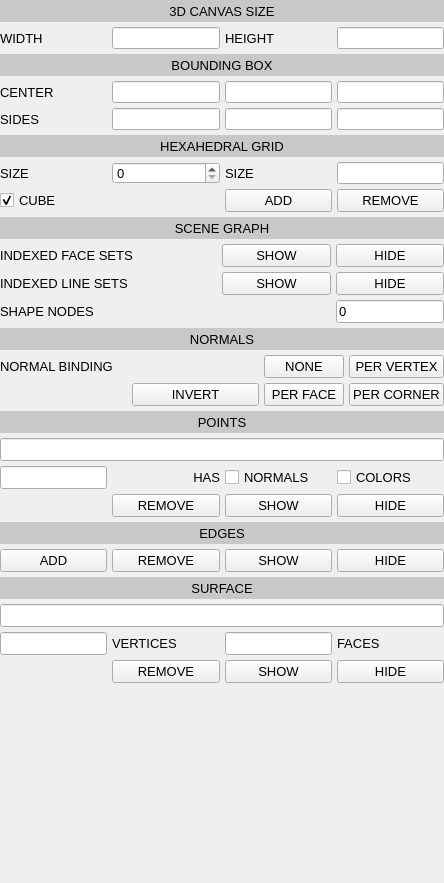
Qt form forms/GuiPanelGeneral.ui (gabriel-taubin/pdg2025-fcen-uba-TP-3) before a commit.
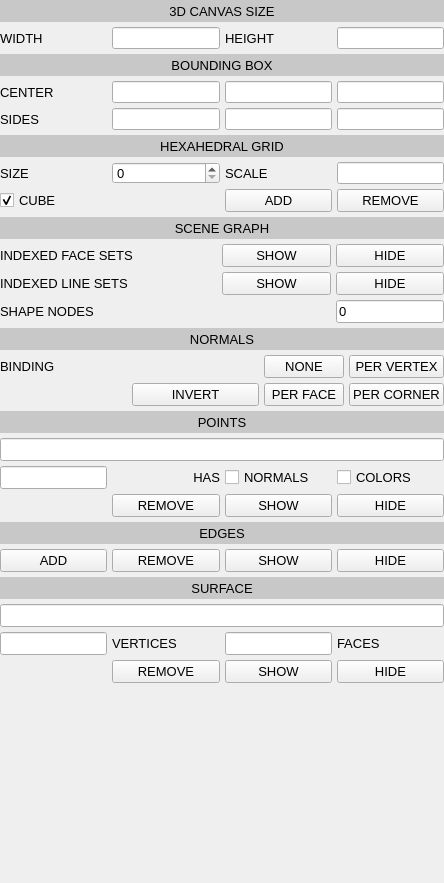
The same form after that commit.

Diff of the .ui file:
```diff
--- a/forms/GuiPanelGeneral.ui
+++ b/forms/GuiPanelGeneral.ui
@@ -751,7 +751,7 @@
 		  <set>Qt::AlignLeft|Qt::AlignVCenter</set>
 		</property>
 		<property name="text">
-		  <string>SIZE</string>
+		  <string>SCALE</string>
 		</property>
 		<property name="font">
 		  <font>
@@ -1198,7 +1198,7 @@
 		  <set>Qt::AlignLeft|Qt::AlignVCenter</set>
 		</property>
 		<property name="text">
-		  <string>NORMAL BINDING</string>
+		  <string>BINDING</string>
 		</property>
 		<property name="font">
 		  <font>
```
Left out of the diff: 4 changed lines with no effect on the pictures.
